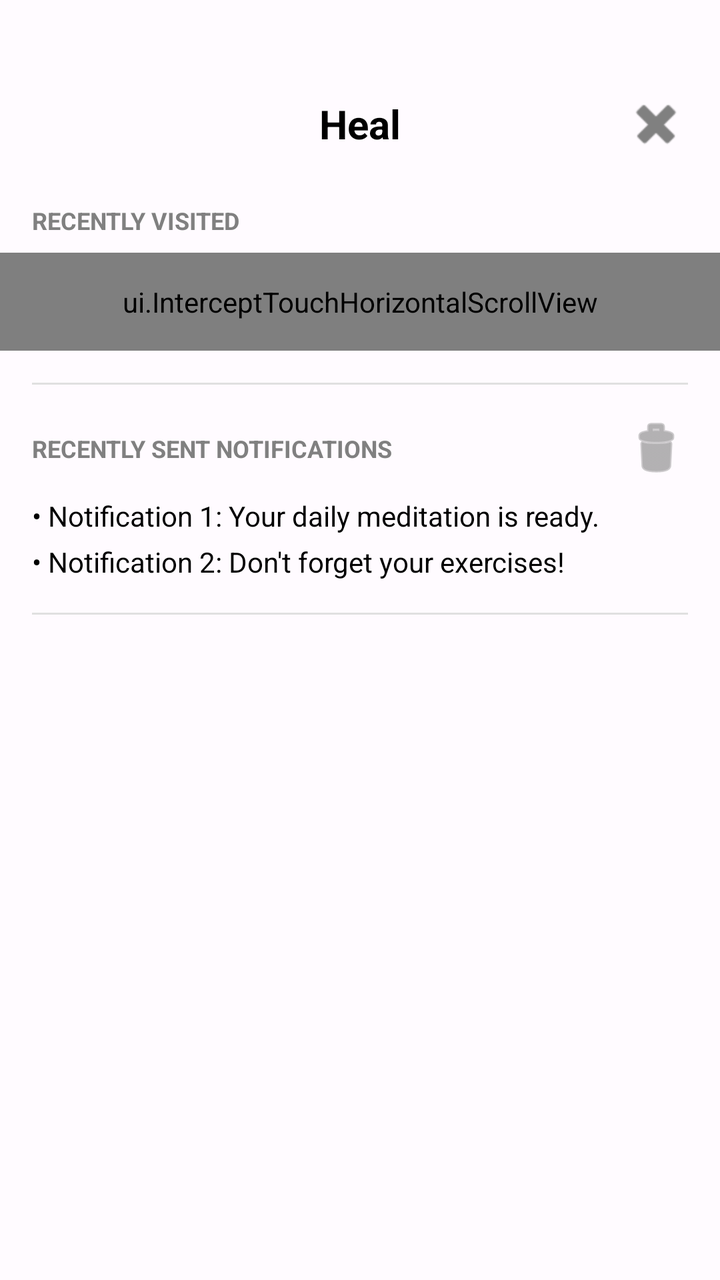
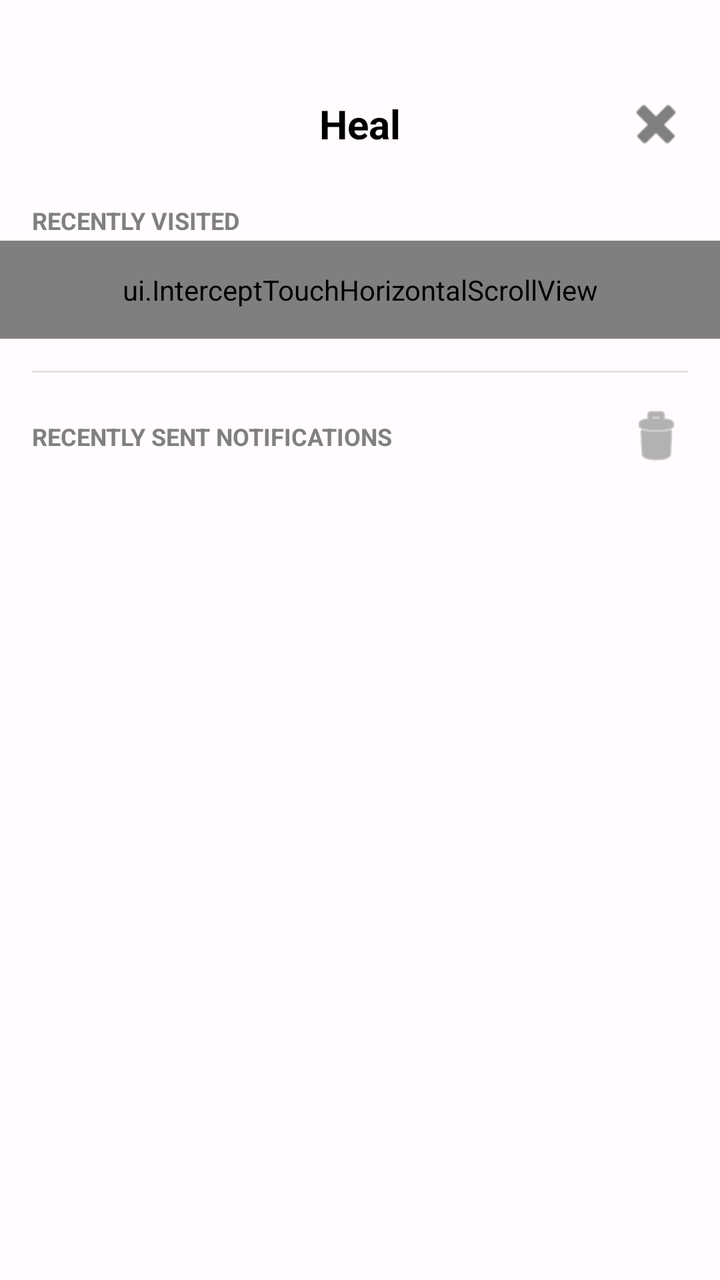

Compare the two renders of this Android layout. The source of the first and the diff that turns it into the second are given below.
<!-- AndroidManifest.xml: application theme Base.Theme.Heal -->
<!-- res/layout/nav_header_main.xml -->
<?xml version="1.0" encoding="utf-8"?>
<LinearLayout xmlns:android="http://schemas.android.com/apk/res/android"
    xmlns:app="http://schemas.android.com/apk/res-auto"
    android:layout_width="match_parent"
    android:layout_height="wrap_content"
    app:backgroundTint="@color/md_theme_primary"
    android:orientation="vertical"
    android:paddingBottom="16dp"
    android:theme="@style/ThemeOverlay.AppCompat.Light">
    <RelativeLayout
        android:layout_marginTop="30dp"
        android:layout_width="match_parent"
        android:layout_height="?attr/actionBarSize"
        app:backgroundTint="@color/md_theme_primary"
        android:paddingStart="16dp"
        android:paddingEnd="16dp">

        <TextView
            android:id="@+id/nav_header_app_name"
            android:layout_width="wrap_content"
            android:layout_height="wrap_content"
            android:layout_centerInParent="true"
            android:text="Heal"
            android:backgroundTint="@color/md_theme_primary"
            android:textColor="@color/black"
            android:textSize="20sp"
            android:textStyle="bold" />

        <ImageButton
            android:id="@+id/nav_close_button"
            android:layout_width="wrap_content"
            android:layout_height="wrap_content"
            android:layout_alignParentEnd="true"
            android:layout_centerVertical="true"
            android:background="?attr/selectableItemBackgroundBorderless"
            android:contentDescription="Close Navigation Drawer"
            android:src="@android:drawable/ic_delete"
            app:tint="@color/gray" />
    </RelativeLayout>

    <TextView
        android:layout_width="wrap_content"
        android:layout_height="wrap_content"
        android:layout_marginStart="16dp"
        android:layout_marginTop="8dp"
        android:text="RECENTLY VISITED"
        android:textColor="@color/gray"
        android:textSize="12sp"
        android:textStyle="bold" />

    <ui.InterceptTouchHorizontalScrollView
    android:id="@+id/recently_visited_scroll_view"
    android:layout_width="match_parent"
    android:layout_height="wrap_content"
    android:scrollbars="none"
    android:paddingStart="16dp"
    android:paddingEnd="16dp"
    android:paddingVertical="15dp"
    android:paddingTop="4dp"
    android:paddingBottom="8dp"
    android:layout_marginTop="8dp">

    <LinearLayout
        android:id="@+id/recently_visited_chip_container"
        android:layout_width="wrap_content"
        android:layout_height="wrap_content"
        android:orientation="horizontal"
        android:paddingTop="4dp"
        android:paddingBottom="8dp"
        android:paddingVertical="15dp">

    </LinearLayout>
</ui.InterceptTouchHorizontalScrollView> 
<TextView
        android:id="@+id/empty_recently_visited_text_view"
        android:layout_width="match_parent"
        android:layout_height="wrap_content"
        android:layout_marginStart="16dp"
        android:layout_marginEnd="16dp"
        android:layout_marginTop="4dp"
        android:text="No recent activities yet. Start exploring!"
        android:textColor="@color/dark_gold_secondary"
        android:textSize="14sp"
        android:visibility="gone" />
<View
android:layout_width="match_parent"
android:layout_height="1dp"
android:background="#E0E0E0"
android:layout_marginTop="16dp"
android:layout_marginStart="16dp"
android:layout_marginEnd="16dp" />

<LinearLayout
android:layout_width="match_parent"
android:layout_height="wrap_content"
android:orientation="horizontal"
android:gravity="center_vertical"
android:layout_marginTop="16dp"
android:paddingStart="16dp"
android:paddingEnd="16dp">

<TextView
    android:layout_width="0dp"
    android:layout_height="wrap_content"
    android:layout_weight="1"
    android:text="RECENTLY SENT NOTIFICATIONS"
    android:textColor="@color/gray"
    android:textSize="12sp"
    android:textStyle="bold" />

<ImageButton
    android:id="@+id/clear_notifications_button"
    android:layout_width="wrap_content"
    android:layout_height="wrap_content"
    android:background="?attr/selectableItemBackgroundBorderless"
    android:contentDescription="Clear Notifications"
    android:src="@android:drawable/ic_menu_delete"
    app:tint="@color/gray" />
</LinearLayout>

<TextView
android:layout_width="match_parent"
android:layout_height="wrap_content"
android:layout_marginStart="16dp"
android:layout_marginEnd="16dp"
android:layout_marginTop="8dp"
android:text="• Notification 1: Your daily meditation is ready."
android:textColor="@color/black"
android:textSize="14sp" />

<TextView
android:layout_width="match_parent"
android:layout_height="wrap_content"
android:layout_marginStart="16dp"
android:layout_marginEnd="16dp"
android:layout_marginTop="4dp"
android:text="• Notification 2: Don't forget your exercises!"
android:textColor="@color/black"
android:textSize="14sp" />

<View
android:layout_width="match_parent"
android:layout_height="1dp"
android:background="#E0E0E0"
android:layout_marginTop="16dp"
android:layout_marginStart="16dp"
android:layout_marginEnd="16dp" />

    </LinearLayout>
<!-- resources referenced by this layout -->
<resources>
  <color name="black">#FF000000</color>
  <color name="dark_gold_secondary">#B8860B</color>
  <color name="gray">#FF808080</color>
  <color name="md_theme_primary">#FFB74D</color>
  <color name="md_theme_onPrimary">#FFFFFF</color>
  <color name="md_theme_primaryContainer">#FFDDC1</color>
  <color name="md_theme_onPrimaryContainer">#3D2400</color>
  <color name="md_theme_secondary">#7B5700</color>
  <color name="md_theme_onSecondary">#FFFFFF</color>
  <color name="md_theme_secondaryContainer">#FFDEB3</color>
  <color name="md_theme_onSecondaryContainer">#271900</color>
  <color name="md_theme_tertiary">#006B5E</color>
  <color name="md_theme_onTertiary">#FFFFFF</color>
  <color name="md_theme_tertiaryContainer">#78F8DB</color>
  <color name="md_theme_onTertiaryContainer">#00201B</color>
  <color name="md_theme_error">#BA1A1A</color>
  <color name="md_theme_onError">#FFFFFF</color>
  <color name="md_theme_errorContainer">#FFDAD6</color>
  <color name="md_theme_onErrorContainer">#410002</color>
  <color name="md_theme_background">#FFFBFF</color>
  <color name="md_theme_onBackground">#1F1B16</color>
  <color name="md_theme_surface">#FFFBFF</color>
  <color name="md_theme_onSurface">#1F1B16</color>
  <color name="md_theme_surfaceVariant">#F4DEC6</color>
  <color name="md_theme_onSurfaceVariant">#514438</color>
  <color name="md_theme_outline">#847466</color>
  <color name="md_theme_inverseOnSurface">#352F2A</color>
  <color name="md_theme_inverseSurface">#352F2A</color>
  <color name="md_theme_inversePrimary">#FFB74D</color>
  <color name="transparent">#00000000</color>
  <!-- unchanged entries left out for length: 1 -->
</resources>

<!-- the commit's change to res/layout/nav_header_main.xml (unified diff, before → after) -->
@@ -49,29 +49,29 @@
         android:textStyle="bold" />
 
     <ui.InterceptTouchHorizontalScrollView
-    android:id="@+id/recently_visited_scroll_view"
-    android:layout_width="match_parent"
-    android:layout_height="wrap_content"
-    android:scrollbars="none"
-    android:paddingStart="16dp"
-    android:paddingEnd="16dp"
-    android:paddingVertical="15dp"
-    android:paddingTop="4dp"
-    android:paddingBottom="8dp"
-    android:layout_marginTop="8dp">
+        android:id="@+id/recently_visited_scroll_view"
+        android:layout_width="match_parent"
+        android:layout_height="wrap_content"
+        android:scrollbars="none"
+        android:paddingStart="16dp"
+        android:paddingEnd="16dp"
+        android:paddingVertical="15dp"
+        android:paddingTop="4dp"
+        android:paddingBottom="4dp"
+        android:layout_marginTop="2dp">
 
-    <LinearLayout
-        android:id="@+id/recently_visited_chip_container"
-        android:layout_width="wrap_content"
-        android:layout_height="wrap_content"
-        android:orientation="horizontal"
-        android:paddingTop="4dp"
-        android:paddingBottom="8dp"
-        android:paddingVertical="15dp">
+        <LinearLayout
+            android:id="@+id/recently_visited_chip_container"
+            android:layout_width="wrap_content"
+            android:layout_height="wrap_content"
+            android:orientation="horizontal"
+            android:paddingTop="4dp"
+            android:paddingBottom="4dp"
+            android:paddingVertical="10dp">
 
-    </LinearLayout>
-</ui.InterceptTouchHorizontalScrollView> 
-<TextView
+        </LinearLayout>
+    </ui.InterceptTouchHorizontalScrollView>
+    <TextView
         android:id="@+id/empty_recently_visited_text_view"
         android:layout_width="match_parent"
         android:layout_height="wrap_content"
@@ -82,68 +82,71 @@
         android:textColor="@color/dark_gold_secondary"
         android:textSize="14sp"
         android:visibility="gone" />
-<View
-android:layout_width="match_parent"
-android:layout_height="1dp"
-android:background="#E0E0E0"
-android:layout_marginTop="16dp"
-android:layout_marginStart="16dp"
-android:layout_marginEnd="16dp" />
+    <View
+        android:layout_width="match_parent"
+        android:layout_height="1dp"
+        android:background="#E0E0E0"
+        android:layout_marginTop="16dp"
+        android:layout_marginStart="16dp"
+        android:layout_marginEnd="16dp" />
 
-<LinearLayout
-android:layout_width="match_parent"
-android:layout_height="wrap_content"
-android:orientation="horizontal"
-android:gravity="center_vertical"
-android:layout_marginTop="16dp"
-android:paddingStart="16dp"
-android:paddingEnd="16dp">
+    <LinearLayout
+        android:layout_width="match_parent"
+        android:layout_height="wrap_content"
+        android:orientation="horizontal"
+        android:gravity="center_vertical"
+        android:layout_marginTop="16dp"
+        android:paddingStart="16dp"
+        android:paddingEnd="16dp">
 
-<TextView
-    android:layout_width="0dp"
-    android:layout_height="wrap_content"
-    android:layout_weight="1"
-    android:text="RECENTLY SENT NOTIFICATIONS"
-    android:textColor="@color/gray"
-    android:textSize="12sp"
-    android:textStyle="bold" />
+        <TextView
+            android:layout_width="0dp"
+            android:layout_height="wrap_content"
+            android:layout_weight="1"
+            android:text="RECENTLY SENT NOTIFICATIONS"
+            android:textColor="@color/gray"
+            android:textSize="12sp"
+            android:textStyle="bold" />
 
-<ImageButton
-    android:id="@+id/clear_notifications_button"
-    android:layout_width="wrap_content"
-    android:layout_height="wrap_content"
-    android:background="?attr/selectableItemBackgroundBorderless"
-    android:contentDescription="Clear Notifications"
-    android:src="@android:drawable/ic_menu_delete"
-    app:tint="@color/gray" />
+        <ImageButton
+            android:id="@+id/clear_notifications_button"
+            android:layout_width="wrap_content"
+            android:layout_height="wrap_content"
+            android:background="?attr/selectableItemBackgroundBorderless"
+            android:contentDescription="Clear Notifications"
+            android:src="@android:drawable/ic_menu_delete"
+            app:tint="@color/gray" />
+    </LinearLayout>
+
+    <ScrollView
+        android:id="@+id/recently_sent_notifications_scroll_view"
+        android:layout_width="match_parent"
+        android:layout_height="120dp"
+        android:scrollbars="vertical"
+        android:layout_marginTop="2dp">
+
+        <LinearLayout
+            android:id="@+id/recently_sent_notifications_container"
+            android:layout_width="match_parent"
+            android:layout_height="wrap_content"
+            android:orientation="vertical"
+            android:paddingLeft="16dp"
+            android:paddingRight="16dp"
+            android:paddingTop="15dp"
+            android:paddingBottom="15dp">
+        </LinearLayout>
+    </ScrollView>
+    <TextView
+        android:id="@+id/empty_notifications_text_view"
+        android:layout_width="match_parent"
+        android:layout_height="wrap_content"
+        android:layout_marginStart="16dp"
+        android:layout_marginEnd="16dp"
+        android:layout_marginTop="8dp"
+        android:text="No notifications sent yet."
+        android:textColor="@color/dark_gold_secondary"
+        android:textSize="14sp"
+        android:visibility="gone" />
+
+
 </LinearLayout>
-
-<TextView
-android:layout_width="match_parent"
-android:layout_height="wrap_content"
-android:layout_marginStart="16dp"
-android:layout_marginEnd="16dp"
-android:layout_marginTop="8dp"
-android:text="• Notification 1: Your daily meditation is ready."
-android:textColor="@color/black"
-android:textSize="14sp" />
-
-<TextView
-android:layout_width="match_parent"
-android:layout_height="wrap_content"
-android:layout_marginStart="16dp"
-android:layout_marginEnd="16dp"
-android:layout_marginTop="4dp"
-android:text="• Notification 2: Don't forget your exercises!"
-android:textColor="@color/black"
-android:textSize="14sp" />
-
-<View
-android:layout_width="match_parent"
-android:layout_height="1dp"
-android:background="#E0E0E0"
-android:layout_marginTop="16dp"
-android:layout_marginStart="16dp"
-android:layout_marginEnd="16dp" />
-
-    </LinearLayout>
